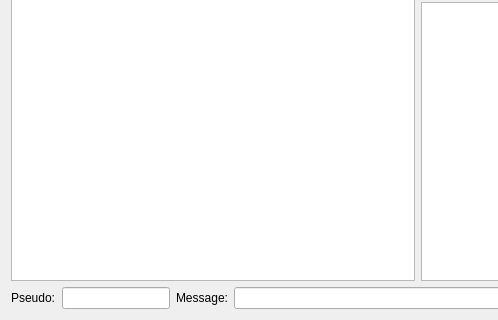
The window that client/widget.ui (UnelDev/tchat-v5.2) describes before a commit, drawn with Qt 5; both pictures show x 0 to 498 and y 142 to 462 of the 688 by 462 pixel window.
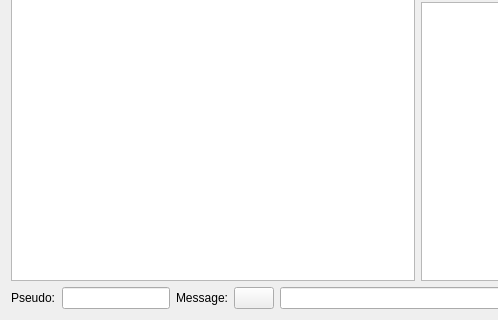
The same window after the commit. Icons and pictures are not drawn.

Diff of the .ui file:
```diff
--- a/client/widget.ui
+++ b/client/widget.ui
@@ -151,6 +151,13 @@
        </property>
       </widget>
      </item>
+     <item>
+      <widget class="QPushButton" name="pieceJointe">
+       <property name="text">
+        <string/>
+       </property>
+      </widget>
+     </item>
      <item>
       <widget class="QLineEdit" name="mesage"/>
      </item>
```
Left out of the diff: 6 changed lines with no effect on the pictures.
